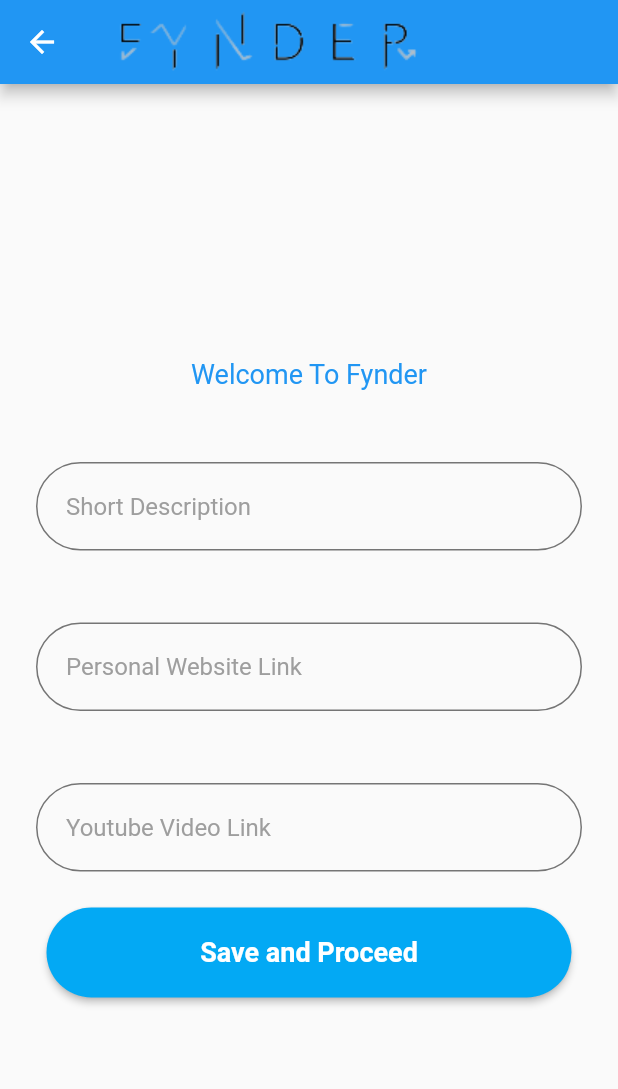
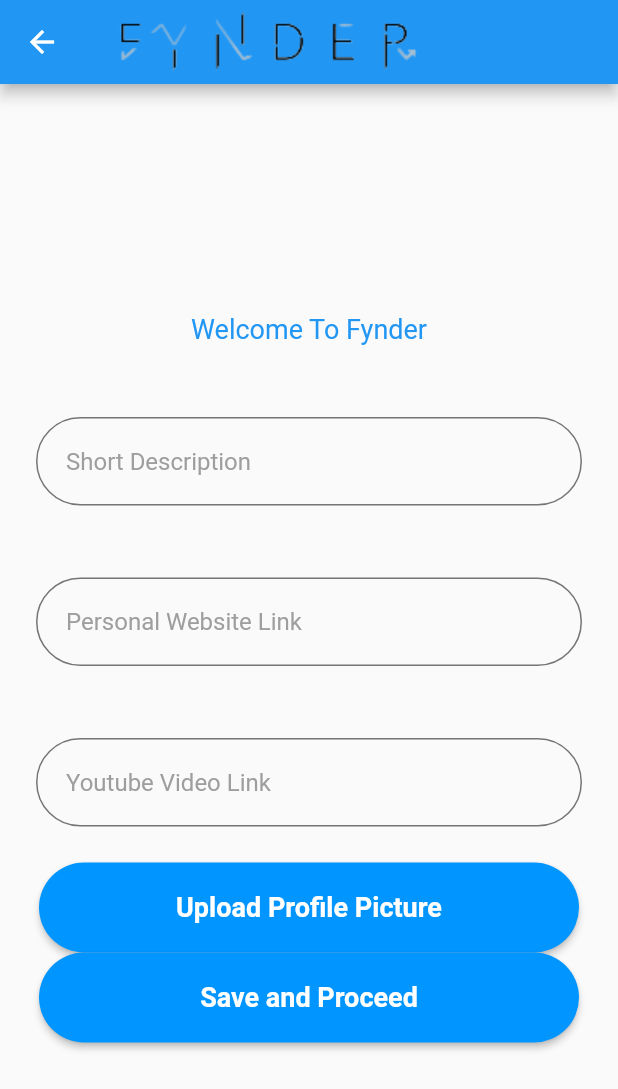
Before and after one commit to Hala-Kaisi/Fynder, a Flutter app: the InvestorSignUp screen opened directly with empty values, on a phone screen of 412 x 824 dp. Shown: the top 1089 px of the screen. Run offline on Flutter 3.47's test engine with Material 2 defaults, Android fonts, the phone set to English and light mode, and no system bars; our stand-ins replace cloud_firestore, firebase_auth, firebase_core, firebase_storage, image_picker; accounts and stored records are empty.

Commit message:
Added photo upload to storage

```diff
--- a/lib/main.dart
+++ b/lib/main.dart
@@ -1,9 +1,6 @@
 import 'package:firebase_core/firebase_core.dart';
 import 'package:flutter/material.dart';
-import 'package:fynder/screens/chat_screen.dart';
 import 'package:fynder/screens/home_page.dart';
-import 'package:fynder/screens/news_section.dart';
-import 'package:fynder/screens/swipe_screen.dart';
 import 'package:fynder/textdesign/my_theme.dart';
 
 void main() async {
--- a/lib/services/database.dart
+++ b/lib/services/database.dart
@@ -1,48 +1,66 @@
+
+
 import 'package:cloud_firestore/cloud_firestore.dart';
 import 'package:fynder/models/user_profile.dart';
 
 class DatabaseService {
+
   final String? uid;
 
   DatabaseService({this.uid});
 
   // collection reference
-  final CollectionReference userCollection =
-      FirebaseFirestore.instance.collection('userlist');
+  final CollectionReference userCollection = FirebaseFirestore.instance.collection('userlist');
 
   Future updateUserData(String name) async {
-    return await userCollection.doc(uid).set({'name': name});
-  }
-
-  updateStartupData(
-      bool startup,
-      bool investor,
-      String ideaSummary,
-      String personalLink,
-      String videoLink,
-      String targetFunds,
-      String marketSegment,
-      String investmentType) async {
     return await userCollection.doc(uid).set({
-      'startup': true,
-      'investor': false,
-      'ideaSummary': ideaSummary,
-      'websiteLink': personalLink,
-      'videoLink': videoLink,
-      'targetFunds': targetFunds,
-      'marketSegment': marketSegment,
-      'investmentType': investmentType
+      'name' : name
     });
   }
 
-  updateInvestorData(bool startup, bool investor, String description,
-      String personalLink, String videoLink) async {
+  updateStartupData(String name, bool startup, bool investor, String ideaSummary,
+      String personalLink, String videoLink, String targetFunds, String marketSegment,
+      String investmentType, String pic) async {
     return await userCollection.doc(uid).set({
-      'startup': false,
-      'investor': true,
-      'ideaSummary': description,
-      'websiteLink': personalLink,
-      'videoLink': videoLink
+      'name' : name,
+      'startup' : true,
+      'investor' : false,
+      'ideaSummary' : ideaSummary,
+      'websiteLink' : personalLink,
+      'videoLink' : videoLink,
+      'targetFunds' : targetFunds,
+      'marketSegment' : marketSegment,
+      'investmentType' : investmentType,
+      'pictrue' : pic
     });
   }
+
+  updateInvestorData(String name, bool startup, bool investor, String description,
+      String personalLink, String videoLink, String pic) async {
+    return await userCollection.doc(uid).set({
+      'fullName' : name,
+      'startup' : false,
+      'investor' : true,
+      'ideaSummary' : description,
+      'websiteLink' : personalLink,
+      'videoLink' : videoLink,
+      'profilePicture' : pic
+    });
+  }
+
+  // user list from snapshot
+  List<UserProfile> _brewListFromSnapshot(QuerySnapshot snapshot) {
+    return snapshot.docs.map((doc){
+      //print(doc.data);
+      return UserProfile(
+          name: doc.get('name') ?? ''
+      );
+    }).toList();
+  }
+
+  Stream<List<UserProfile>> get users {
+    return userCollection.snapshots()
+    .map(_brewListFromSnapshot);
+  }
+
 }
--- /dev/null
+++ b/lib/services/storage.dart
@@ -0,0 +1,23 @@
+import 'dart:io';
+import 'package:firebase_storage/firebase_storage.dart' as firebase_storage;
+import 'package:firebase_core/firebase_core.dart' as firebase_core;
+import 'package:flutter/material.dart';
+
+class Storage {
+  final firebase_storage.FirebaseStorage storage =
+      firebase_storage.FirebaseStorage.instance;
+  late final BuildContext context;
+
+  Future <void> uplaodFile (String filePath, String fileName) async {
+    File file = File(filePath);
+
+    try {
+      await storage.ref('$fileName').putFile(file);
+    } on firebase_core.FirebaseException catch (e) {
+      ScaffoldMessenger.of(context).showSnackBar(
+        const SnackBar(content: Text('Could not upload Picture. Please try again.')
+        ),
+      );
+    }
+  }
+}
--- a/lib/sign_up_screens/investor_sign_up.dart
+++ b/lib/sign_up_screens/investor_sign_up.dart
@@ -4,6 +4,8 @@ import 'package:firebase_auth/firebase_auth.dart';
 import 'package:flutter/material.dart';
 import 'package:fynder/screens/swipe_screen.dart';
 import 'package:fynder/services/database.dart';
+import 'package:image_picker/image_picker.dart';
+import 'package:fynder/services/storage.dart';
 
 class InvestorSignUp extends StatefulWidget {
 
@@ -31,6 +33,8 @@ class _InvestorSignUpState extends State<InvestorSignUp> {
 
   @override
   Widget build(BuildContext context) {
+    final Storage storage = Storage();
+    final investorUID = _currentUser.uid;
     return Scaffold(
       appBar: AppBar(
         title:
@@ -72,18 +76,33 @@ class _InvestorSignUpState extends State<InvestorSignUp> {
                   decoration: InputDecoration(hintText: 'Youtube Video Link'),
                 ),
               ),
-              ElevatedButton(
-                child: Text(
-                  'Save and Proceed',
+              MaterialButton(
+                minWidth: 360,
+                height: 60,
+                onPressed: () async {
+                  final image = await ImagePicker().pickImage(source: ImageSource.gallery);
+                  final imagePath = image?.path;
+                  storage.uplaodFile(imagePath!, 'investorPic-$investorUID');
+                },
+                color: const Color(0xff0095FF),
+                shape: RoundedRectangleBorder(
+                    borderRadius: BorderRadius.circular(50)),
+                child: const Text(
+                  'Upload Profile Picture',
                   style: TextStyle(
-                    fontSize: fontSize,
-                  ),
+                      color: Colors.white,
+                      fontWeight: FontWeight.w600,
+                      fontSize: 18),
                 ),
+              ),
+              MaterialButton(
+                minWidth: 360,
+                height: 60,
                 onPressed: () {
                   DatabaseService(uid : _currentUser.uid).updateInvestorData(
-                      false, true, txtDescription.text,
-                      txtPersonalWebsiteLink.text,
-                      txtVideoLink.text);
+                      _currentUser.displayName!, true, false, txtDescription.text,
+                      txtPersonalWebsiteLink.text, txtVideoLink.text,
+                      'startupPic-$investorUID');
                   Navigator.of(context)
                       .pushReplacement(
                     MaterialPageRoute(
@@ -92,6 +111,16 @@ class _InvestorSignUpState extends State<InvestorSignUp> {
                     ),
                   );
                 },
+                color: const Color(0xff0095FF),
+                shape: RoundedRectangleBorder(
+                    borderRadius: BorderRadius.circular(50)),
+                child: const Text(
+                  'Save and Proceed',
+                  style: TextStyle(
+                      color: Colors.white,
+                      fontWeight: FontWeight.w600,
+                      fontSize: 18),
+                ),
               ),
             ],
           ),
--- a/pubspec.yaml
+++ b/pubspec.yaml
@@ -40,6 +40,8 @@ dependencies:
   cloud_firestore: ^3.1.8
   streams_provider: ^0.1.1
   provider: ^5.0.0
+  image_picker: ^0.8.4+10
+  firebase_storage: ^10.2.9
 
 dev_dependencies:
   flutter_test:
```
Also changed, not shown: lib/sign_up_screens/startup_sign_up.dart (+25 -2 lines), pubspec.lock, 10 other files.
